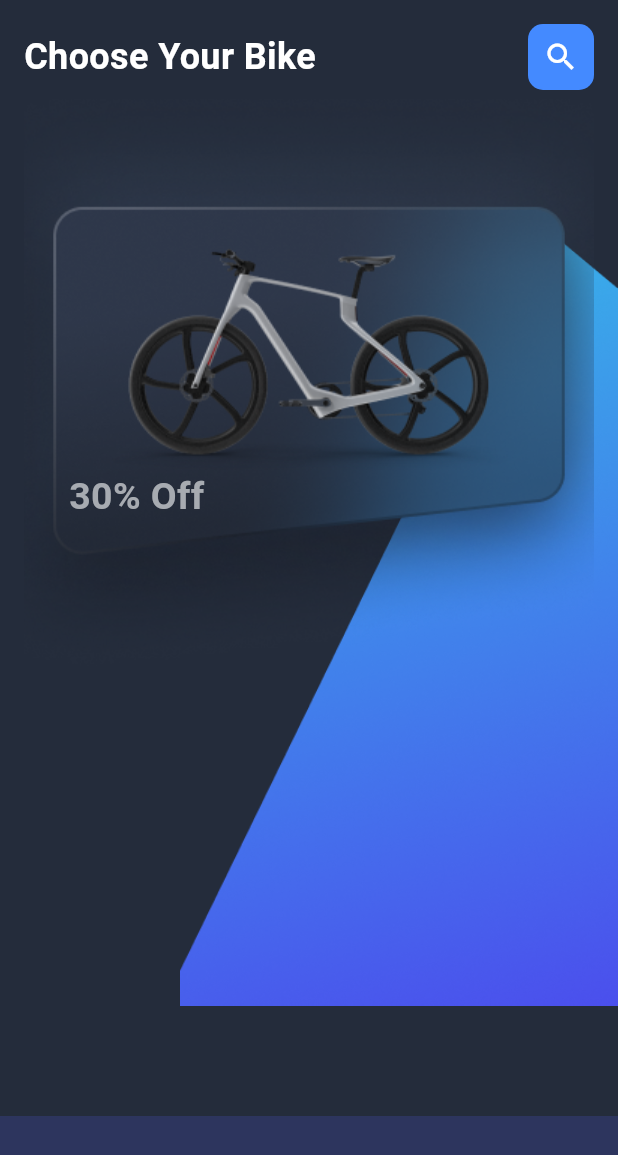
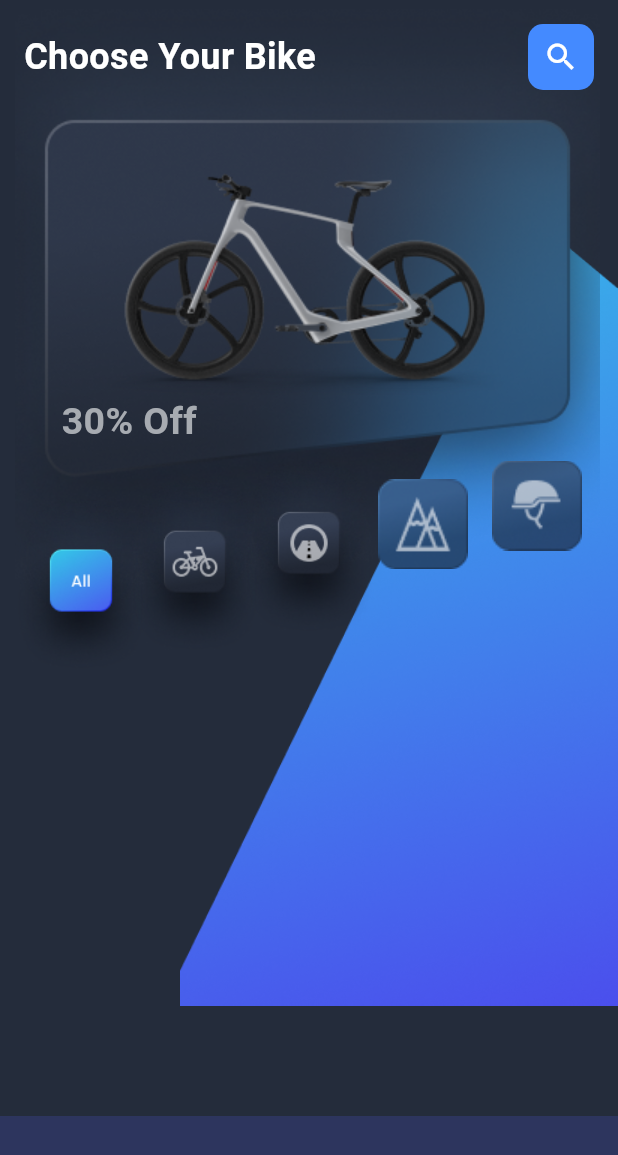
Before and after one commit to tienluan02/online_bicycle_shop, a Flutter app: the screen it shows after launch, on a phone screen of 412 x 824 dp. Shown: the top 1155 px of the screen. Run offline on Flutter 3.47's test engine with Material 3 defaults, Android fonts, the phone set to English and light mode, and no system bars.

Commit message:
buttons below the discount

```diff
--- a/online_bicycle_shop_app/lib/Discover/Discover.dart
+++ b/online_bicycle_shop_app/lib/Discover/Discover.dart
@@ -13,9 +13,12 @@
               child: Image.asset('images/Rectangle 474.png'),
             ),
             Padding(
+              padding: const EdgeInsets.only(left: 10.0),
+              child: Image.asset('images/background.png'),
+            ),
+            Padding(
               padding: const EdgeInsets.all(16.0),
               child: Column(
-                crossAxisAlignment: CrossAxisAlignment.start,
                 children: [
                   Row(
                     mainAxisAlignment: MainAxisAlignment.spaceBetween,
@@ -41,16 +44,16 @@
                       ),
                     ],
                   ),
-                  Stack(
-                      children: [
-                    Image.asset('images/background.png'),
+                  Container(
+                    child: Stack(children: [
                       Padding(
-                          padding: const EdgeInsets.only(top: 100.0, left: 30),
+                        padding: const EdgeInsets.only(top: 50.0, left: 25),
                         child: Column(
                           children: [
                             Padding(
                               padding: const EdgeInsets.only(right: 30.0),
-                                child: Image.asset('images/Electric%20Bicycle.I05 2.png'),
+                              child: Image.asset(
+                                  'images/Electric%20Bicycle.I05 2.png'),
                             ),
                             Align(
                                 alignment: Alignment.bottomLeft,
@@ -60,12 +63,39 @@
                                     fontWeight: FontWeight.bold,
                                     fontSize: 25,
                                     color: Color(0xFFA7ABB1),
-                                  ),)
+                                  ),
+                                ),
                             ),
                           ],
                         ),
                       )
                     ]),
+                  ),
+                  Row(
+                    children: [
+                      Expanded(
+                          child: Container(
+                        child: Transform.scale(scale: 1.2, child: Image.asset('images/Allbutton.png')),
+                      )),
+                      Expanded(child: Container(
+                        margin: EdgeInsets.only(bottom: 25),
+                        child: Transform.scale(scale: 1.2, child: Image.asset('images/BikeButton.png')),
+                      )),
+                      Expanded(child: Container(
+                        margin: EdgeInsets.only(bottom: 50),
+                        child: Transform.scale(scale: 1.2, child: Image.asset('images/Road.png')),
+                      )),
+                      Expanded(child: Container(
+                        margin: EdgeInsets.only(bottom: 75),
+                        child: Transform.scale(scale: 1.2, child: Image.asset('images/Mountain.png')),
+                      )),
+                      Expanded(child: Container(
+                        margin: EdgeInsets.only(bottom: 100),
+                        child: Transform.scale(scale: 1.2,child: Image.asset('images/HelmetButton.png')),
+                      )),
+                    ],
+                  ),
+                  // Image.asset('images/Rectangle 166.png'),
                 ],
               ),
             ),
@@ -73,7 +103,27 @@
         ),
       ),
       bottomNavigationBar: BottomAppBar(
+        shape: CircularNotchedRectangle(),
+        notchMargin: 6.0,
         color: Color(0xFF2D355E),
+        // child: SafeArea(
+        //   child: BottomNavigationBar(
+        //     items: [
+        //       BottomNavigationBarItem(
+        //         icon: Icon(Icons.directions_bike),
+        //         label: '',
+        //       ),
+        //       BottomNavigationBarItem(
+        //         icon: Icon(Icons.map),
+        //         label: '',
+        //       ),
+        //       BottomNavigationBarItem(
+        //         icon: Icon(Icons.shopping_cart),
+        //         label: '',
+        //       ),
+        //     ],
+        //   ),
+        // ),
       ),
     );
   }
```
Also changed, not shown: online_bicycle_shop_app/images/Allbutton.png (added), online_bicycle_shop_app/images/BikeButton.png (added), online_bicycle_shop_app/images/HelmetButton.png (added), online_bicycle_shop_app/images/Mountain.png (added), online_bicycle_shop_app/images/Road.png (added), online_bicycle_shop_app/images/background2.jpg (added). Lines whose indentation alone changed are shown as unchanged.
